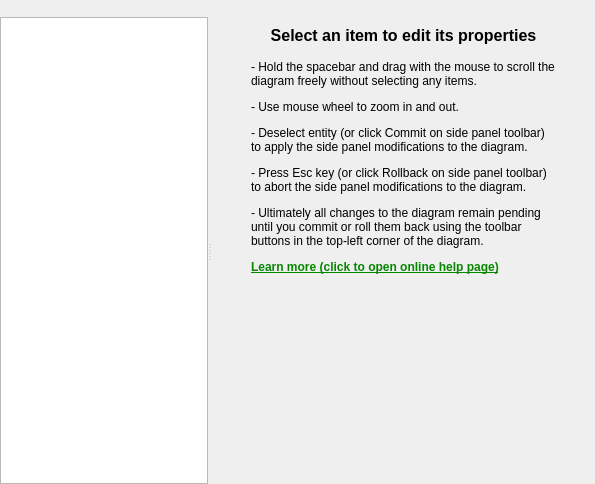
Old version of the form Plugins/ErdEditor/erdwindow.ui in the repository pawelsalawa/sqlitestudio.
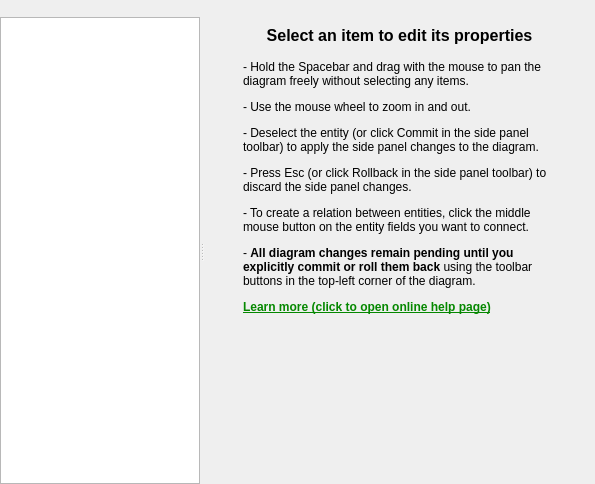
New version of the form. Custom widgets are drawn as their Qt base class.

What changed in the file:
```diff
--- a/Plugins/ErdEditor/erdwindow.ui
+++ b/Plugins/ErdEditor/erdwindow.ui
@@ -107,7 +107,7 @@
                    </size>
                   </property>
                   <property name="text">
-                   <string>&lt;html&gt;&lt;head/&gt;&lt;body&gt;&lt;p&gt;- Hold the spacebar and drag with the mouse to scroll the diagram freely without selecting any items.&lt;/p&gt;&lt;p&gt;- Use mouse wheel to zoom in and out.&lt;/p&gt;&lt;p&gt;- Deselect entity (or click Commit on side panel toolbar) to apply the side panel modifications to the diagram.&lt;/p&gt;&lt;p&gt;- Press Esc key (or click Rollback on side panel toolbar) to abort the side panel modifications to the diagram.&lt;/p&gt;&lt;p&gt;- Ultimately all changes to the diagram remain pending until you commit or roll them back using the toolbar buttons in the top-left corner of the diagram.&lt;/p&gt;&lt;p&gt;&lt;a href=&quot;https://github.com/pawelsalawa/sqlitestudio/wiki/ERD-plugin-manual#usage&quot;&gt;&lt;span style=&quot; font-weight:700; text-decoration: underline; color:#058800;&quot;&gt;Learn more (click to open online help page)&lt;/span&gt;&lt;/a&gt;&lt;/p&gt;&lt;/body&gt;&lt;/html&gt;</string>
+                   <string>&lt;html&gt;&lt;head/&gt;&lt;body&gt;&lt;p&gt;- Hold the Spacebar and drag with the mouse to pan the diagram freely without selecting any items.&lt;/p&gt;&lt;p&gt;- Use the mouse wheel to zoom in and out.&lt;/p&gt;&lt;p&gt;- Deselect the entity (or click Commit in the side panel toolbar) to apply the side panel changes to the diagram.&lt;/p&gt;&lt;p&gt;- Press Esc (or click Rollback in the side panel toolbar) to discard the side panel changes.&lt;/p&gt;&lt;p&gt;- To create a relation between entities, click the middle mouse button on the entity fields you want to connect.&lt;/p&gt;&lt;p&gt;- &lt;span style=&quot; font-weight:700;&quot;&gt;All diagram changes remain pending until you explicitly commit or roll them back&lt;/span&gt; using the toolbar buttons in the top-left corner of the diagram.&lt;/p&gt;&lt;p&gt;&lt;a href=&quot;https://github.com/pawelsalawa/sqlitestudio/wiki/ERD-plugin-manual#usage&quot;&gt;&lt;span style=&quot; font-weight:700; text-decoration: underline; color:#058800;&quot;&gt;Learn more (click to open online help page)&lt;/span&gt;&lt;/a&gt;&lt;/p&gt;&lt;/body&gt;&lt;/html&gt;</string>
                   </property>
                   <property name="alignment">
                    <set>Qt::AlignmentFlag::AlignLeading|Qt::AlignmentFlag::AlignLeft|Qt::AlignmentFlag::AlignTop</set>
```
Left out of the diff: 2 changed lines with no effect on the pictures.
